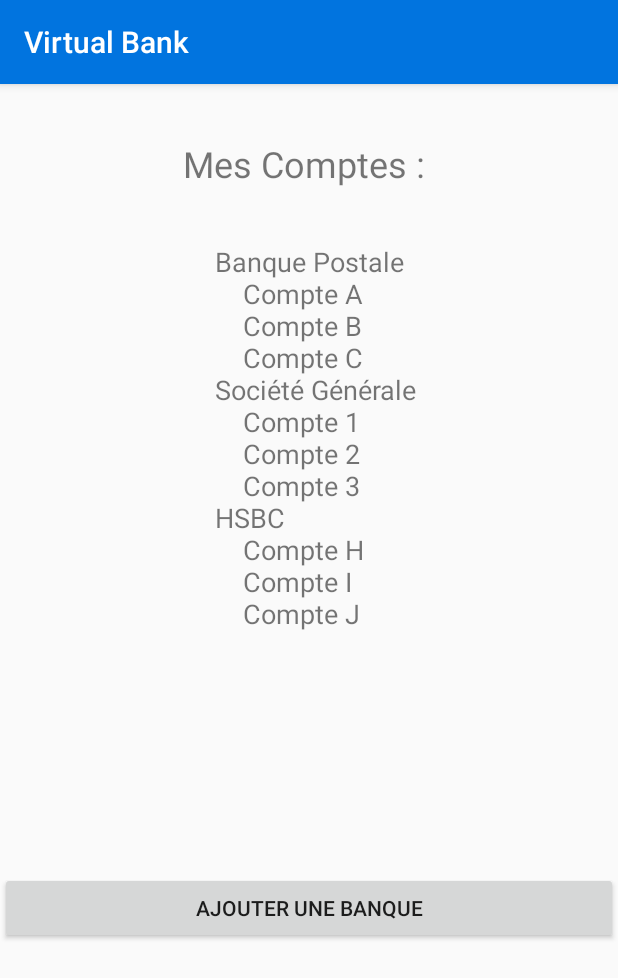
After one commit to Noxyd/VirtualBank, an Android app: the ListeCompte screen opened directly, with no data from a screen before it, on a phone screen of 412 x 824 dp. The commit adds this screen. Shown: the top 978 px of the screen. Run offline under Robolectric (Android 15) with nearby library versions, the light colour scheme and no system bars.

Commit message:
Ajout de Ajout banque et liste compte !

```diff
--- a/app/src/main/AndroidManifest.xml
+++ b/app/src/main/AndroidManifest.xml
@@ -23,7 +23,9 @@
         </activity>
         <activity android:name=".Accueil" />
         <activity android:name=".ReleveBancaire" />
-        <activity android:name=".Inscription"></activity>
+        <activity android:name=".Inscription" />
+        <activity android:name=".ListeCompte" />
+        <activity android:name=".AjoutBanque" />
     </application>
 
 </manifest>
--- /dev/null
+++ b/app/src/main/java/com/example/stri/virtualbank/ListeCompte.java
@@ -0,0 +1,70 @@
+package com.example.stri.virtualbank;
+
+import android.content.Intent;
+import android.support.v7.app.AppCompatActivity;
+import android.os.Bundle;
+import android.view.View;
+import android.widget.Button;
+import android.widget.TextView;
+
+public class ListeCompte extends AppCompatActivity {
+
+    //test var
+    String banque[] = {"Banque Postale","Société Générale", "HSBC"};
+
+    String compte[][] = {{"Compte A", "Compte B", "Compte C"},{"Compte 1", "Compte 2", "Compte 3"}, {"Compte H", "Compte I", "Compte J"}};
+
+    int getIndexOfBank(String pNomBanque){
+        int index = 0;
+        boolean lContinue = true;
+
+        while(lContinue){
+            if(banque[index].compareTo(pNomBanque) == 0){
+                lContinue = false;
+            }
+            else
+                index++;
+        }
+
+        return index;
+    }
+
+    int getNbOfCountByBank(String pNomBanque){
+        String lCompteOfBank[];
+
+        lCompteOfBank = compte[getIndexOfBank(pNomBanque)];
+
+        return lCompteOfBank.length;
+    }
+
+    @Override
+    protected void onCreate(Bundle savedInstanceState) {
+        super.onCreate(savedInstanceState);
+        setContentView(R.layout.liste_compte);
+        final Button btn_lcpt = (Button) findViewById(R.id.lc_ajoutbanque);
+
+
+        //récupérer les 4 colonnes
+        TextView txcol3 = (TextView) findViewById(R.id.col3TextView);
+
+
+        for(int i = 0; i < banque.length; i++){
+            txcol3.setText(txcol3.getText() + banque[i] + "\n");
+            for(int j = 0; j < getNbOfCountByBank(banque[i]); j++){
+                txcol3.setText(txcol3.getText() + "    " + compte[getIndexOfBank(banque[i])][j] + "\n");
+            }
+
+        }
+
+        btn_lcpt.setOnClickListener(new View.OnClickListener() {
+            @Override
+            public void onClick(View view) {
+
+                Intent intent = new Intent(ListeCompte.this, AjoutBanque.class);
+                startActivity(intent);
+            }
+        });
+
+
+    }
+}
--- /dev/null
+++ b/app/src/main/res/layout/liste_compte.xml
@@ -0,0 +1,145 @@
+<?xml version="1.0" encoding="utf-8"?>
+<LinearLayout xmlns:android="http://schemas.android.com/apk/res/android"
+    xmlns:app="http://schemas.android.com/apk/res-auto"
+    xmlns:tools="http://schemas.android.com/tools"
+    android:layout_width="match_parent"
+    android:layout_height="match_parent"
+    android:orientation="vertical">
+
+    <LinearLayout
+        android:layout_width="match_parent"
+        android:layout_height="match_parent"
+        android:orientation="vertical"
+        android:weightSum="100"
+        tools:layout_editor_absoluteX="8dp"
+        tools:layout_editor_absoluteY="8dp">
+
+        <RelativeLayout
+            android:id="@+id/header"
+            android:layout_width="match_parent"
+            android:layout_height="wrap_content"
+            android:layout_weight="10">
+
+            <TextView
+                android:id="@+id/nomDuCompte"
+                android:layout_width="wrap_content"
+                android:layout_height="wrap_content"
+                android:layout_centerHorizontal="true"
+                android:layout_centerVertical="true"
+                android:text="Mes Comptes : "
+                android:textSize="24sp" />
+        </RelativeLayout>
+
+        <RelativeLayout
+            android:layout_width="match_parent"
+            android:layout_height="0dp"
+            android:layout_weight="40">
+
+            <ScrollView
+                android:layout_width="match_parent"
+                android:layout_height="match_parent"
+                android:layout_alignParentStart="true"
+                android:layout_alignParentTop="true"
+                android:layout_weight="100">
+
+                <RelativeLayout
+                    android:layout_width="match_parent"
+                    android:layout_height="wrap_content">
+
+                    <LinearLayout
+                        android:layout_width="match_parent"
+                        android:layout_height="match_parent"
+                        android:orientation="horizontal"
+                        android:weightSum="100">
+
+                        <RelativeLayout
+                            android:id="@+id/col1"
+                            android:layout_width="0dp"
+                            android:layout_height="match_parent"
+                            android:layout_weight="25">
+
+                            <TextView
+                                android:id="@+id/col1TextView"
+                                android:layout_width="match_parent"
+                                android:layout_height="wrap_content"
+                                android:layout_alignParentStart="true"
+                                android:layout_alignParentTop="true"
+                                android:text="" />
+                        </RelativeLayout>
+
+                        <RelativeLayout
+                            android:id="@+id/col2"
+                            android:layout_width="0dp"
+                            android:layout_height="match_parent"
+                            android:layout_weight="10">
+
+                        </RelativeLayout>
+
+                        <RelativeLayout
+                            android:id="@+id/col3"
+                            android:layout_width="0dp"
+                            android:layout_height="match_parent"
+                            android:layout_weight="40">
+
+                            <TextView
+                                android:id="@+id/col3TextView"
+                                android:layout_width="match_parent"
+                                android:layout_height="wrap_content"
+                                android:textSize="18sp" />
+                        </RelativeLayout>
+
+                        <RelativeLayout
+                            android:id="@+id/col4"
+                            android:layout_width="0dp"
+                            android:layout_height="match_parent"
+                            android:layout_weight="25">
+
+                            <TextView
+                                android:id="@+id/col4TextView"
+                                android:layout_width="match_parent"
+                                android:layout_height="wrap_content"
+                                android:text="" />
+                        </RelativeLayout>
+                    </LinearLayout>
+                </RelativeLayout>
+            </ScrollView>
+        </RelativeLayout>
+
+        <LinearLayout
+            android:id="@+id/footer"
+            android:layout_width="match_parent"
+            android:layout_height="0dp"
+            android:layout_weight="50"
+            android:orientation="vertical"
+            android:weightSum="100">
+
+            <LinearLayout
+                android:layout_width="match_parent"
+                android:layout_height="match_parent"
+                android:layout_weight="33"
+                android:orientation="vertical"></LinearLayout>
+
+            <LinearLayout
+                android:layout_width="match_parent"
+                android:layout_height="match_parent"
+                android:layout_weight="33"
+                android:orientation="vertical">
+
+                <Button
+                    android:id="@+id/lc_ajoutbanque"
+                    android:layout_width="match_parent"
+                    android:layout_height="wrap_content"
+                    android:text="Ajouter une Banque" />
+            </LinearLayout>
+
+            <LinearLayout
+                android:layout_width="match_parent"
+                android:layout_height="match_parent"
+                android:layout_weight="33"
+                android:orientation="vertical">
+
+            </LinearLayout>
+        </LinearLayout>
+
+    </LinearLayout>
+</LinearLayout>
```
Also changed, not shown: app/src/main/java/com/example/stri/virtualbank/Accueil.java (+11 -0 lines), app/src/main/java/com/example/stri/virtualbank/AjoutBanque.java (added, +44 -0 lines), app/src/main/res/layout/activity_accueil.xml (+11 -0 lines), app/src/main/res/layout/activity_ajoutbanque.xml (added, +122 -0 lines), app/src/main/res/layout/activity_releve_bancaire.xml (+11 -12 lines), app/src/main/res/values/banque_xml.xml (added, +13 -0 lines).
